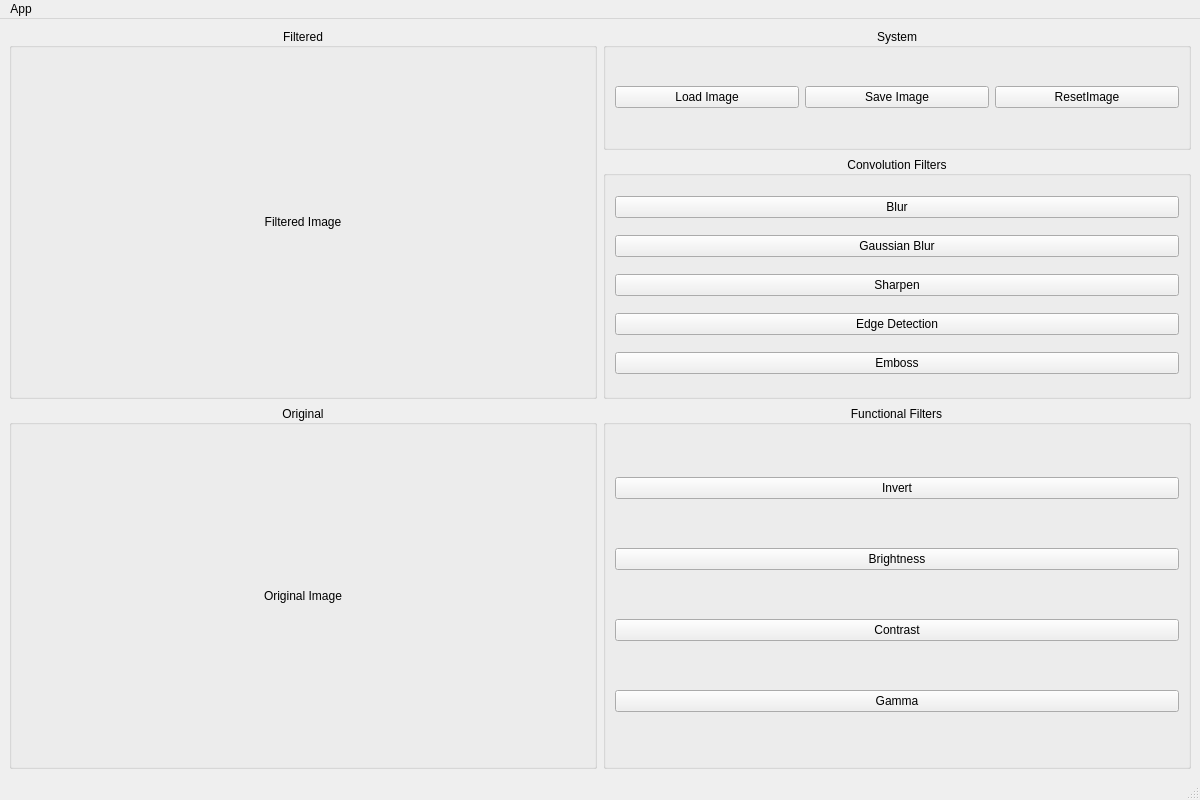
The window that mainwindow.ui (mvishiu11/ImageFilteringApp) describes before a commit, drawn with Qt 5.
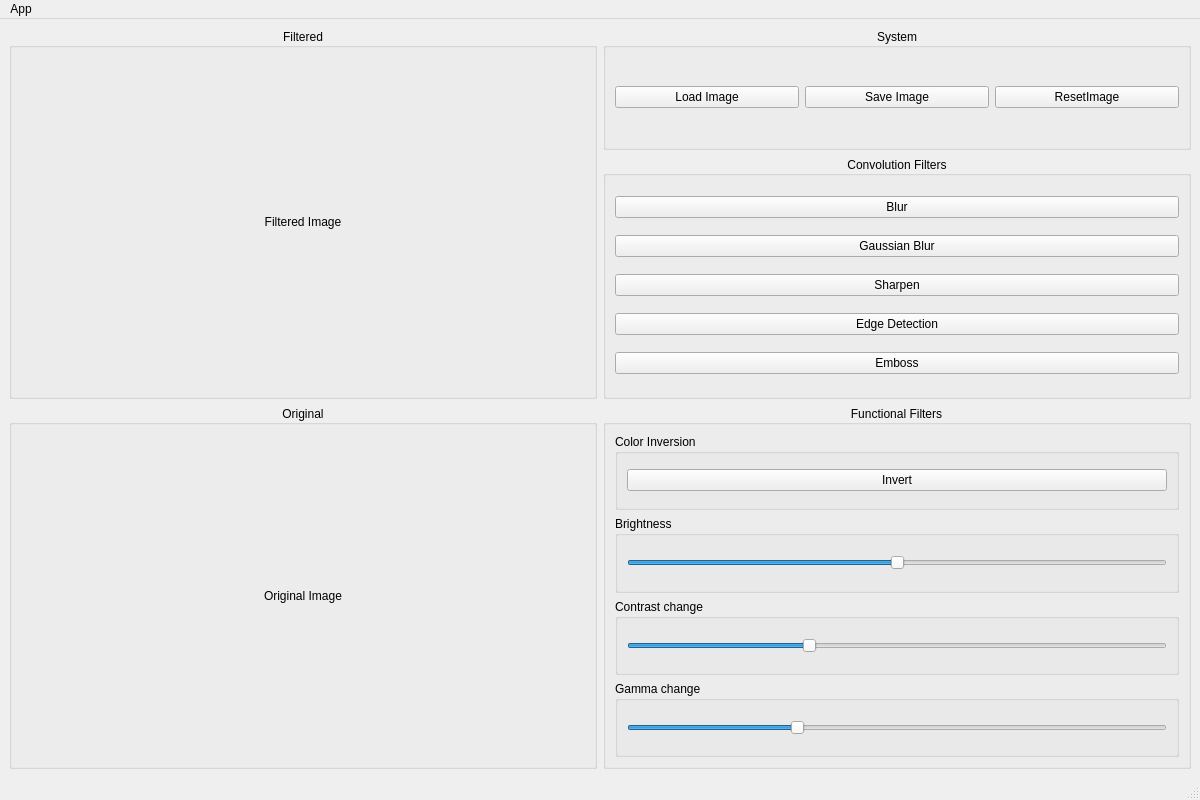
The same window after the commit.

```diff
--- a/mainwindow.ui
+++ b/mainwindow.ui
@@ -104,32 +104,119 @@
        <set>Qt::AlignmentFlag::AlignCenter</set>
       </property>
       <layout class="QGridLayout" name="gridLayout_3">
-       <item row="0" column="0">
-        <widget class="QPushButton" name="btnInvert">
-         <property name="text">
-          <string>Invert</string>
-         </property>
-        </widget>
-       </item>
        <item row="3" column="0">
-        <widget class="QPushButton" name="btnGamma">
-         <property name="text">
-          <string>Gamma</string>
+        <widget class="QGroupBox" name="groupBoxBrightness">
+         <property name="sizePolicy">
+          <sizepolicy hsizetype="Minimum" vsizetype="Minimum">
+           <horstretch>0</horstretch>
+           <verstretch>0</verstretch>
+          </sizepolicy>
          </property>
-        </widget>
-       </item>
-       <item row="2" column="0">
-        <widget class="QPushButton" name="btnContrast">
-         <property name="text">
-          <string>Contrast</string>
-         </property>
-        </widget>
-       </item>
-       <item row="1" column="0">
-        <widget class="QPushButton" name="btnBrightness">
-         <property name="text">
+         <property name="title">
           <string>Brightness</string>
          </property>
+         <layout class="QVBoxLayout" name="verticalLayout">
+          <item>
+           <widget class="QSlider" name="sliderBrightness">
+            <property name="sizePolicy">
+             <sizepolicy hsizetype="Minimum" vsizetype="Fixed">
+              <horstretch>0</horstretch>
+              <verstretch>0</verstretch>
+             </sizepolicy>
+            </property>
+            <property name="minimum">
+             <number>-100</number>
+            </property>
+            <property name="maximum">
+             <number>100</number>
+            </property>
+            <property name="orientation">
+             <enum>Qt::Orientation::Horizontal</enum>
+            </property>
+            <property name="invertedAppearance">
+             <bool>false</bool>
+            </property>
+           </widget>
+          </item>
+         </layout>
+        </widget>
+       </item>
+       <item row="5" column="0">
+        <widget class="QGroupBox" name="groupBox_9">
+         <property name="title">
+          <string>Gamma change</string>
+         </property>
+         <layout class="QVBoxLayout" name="verticalLayout_4">
+          <item>
+           <widget class="QSlider" name="sliderGamma">
+            <property name="sizePolicy">
+             <sizepolicy hsizetype="Minimum" vsizetype="Fixed">
+              <horstretch>0</horstretch>
+              <verstretch>0</verstretch>
+             </sizepolicy>
+            </property>
+            <property name="minimum">
+             <number>10</number>
+            </property>
+            <property name="maximum">
+             <number>300</number>
+            </property>
+            <property name="value">
+             <number>100</number>
+            </property>
+            <property name="orientation">
+             <enum>Qt::Orientation::Horizontal</enum>
+            </property>
+           </widget>
+          </item>
+         </layout>
+        </widget>
+       </item>
+       <item row="4" column="0">
+        <widget class="QGroupBox" name="groupBox_8">
+         <property name="title">
+          <string>Contrast change</string>
+         </property>
+         <layout class="QVBoxLayout" name="verticalLayout_3">
+          <item>
+           <widget class="QSlider" name="sliderContrast">
+            <property name="sizePolicy">
+             <sizepolicy hsizetype="Minimum" vsizetype="Fixed">
+              <horstretch>0</horstretch>
+              <verstretch>0</verstretch>
+             </sizepolicy>
+            </property>
+            <property name="minimum">
+             <number>50</number>
+            </property>
+            <property name="maximum">
+             <number>200</number>
+            </property>
+            <property name="value">
+             <number>100</number>
+            </property>
+            <property name="orientation">
+             <enum>Qt::Orientation::Horizontal</enum>
+            </property>
+           </widget>
+          </item>
+         </layout>
+        </widget>
+       </item>
+       <item row="0" column="0">
+        <widget class="QGroupBox" name="groupBox_7">
+         <property name="title">
+          <string>Color Inversion</string>
+         </property>
+         <layout class="QVBoxLayout" name="verticalLayout_2">
+          <item>
+           <widget class="QPushButton" name="btnInvert">
+            <property name="text">
+             <string>Invert</string>
+            </property>
+           </widget>
+          </item>
+         </layout>
         </widget>
        </item>
       </layout>
```
